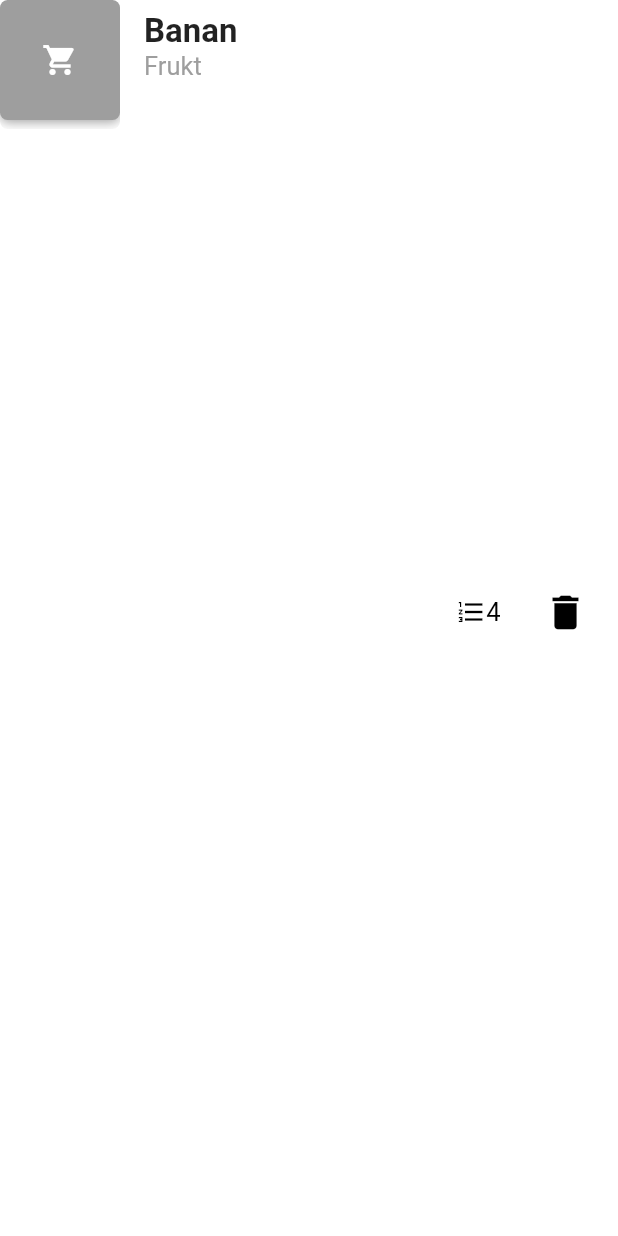
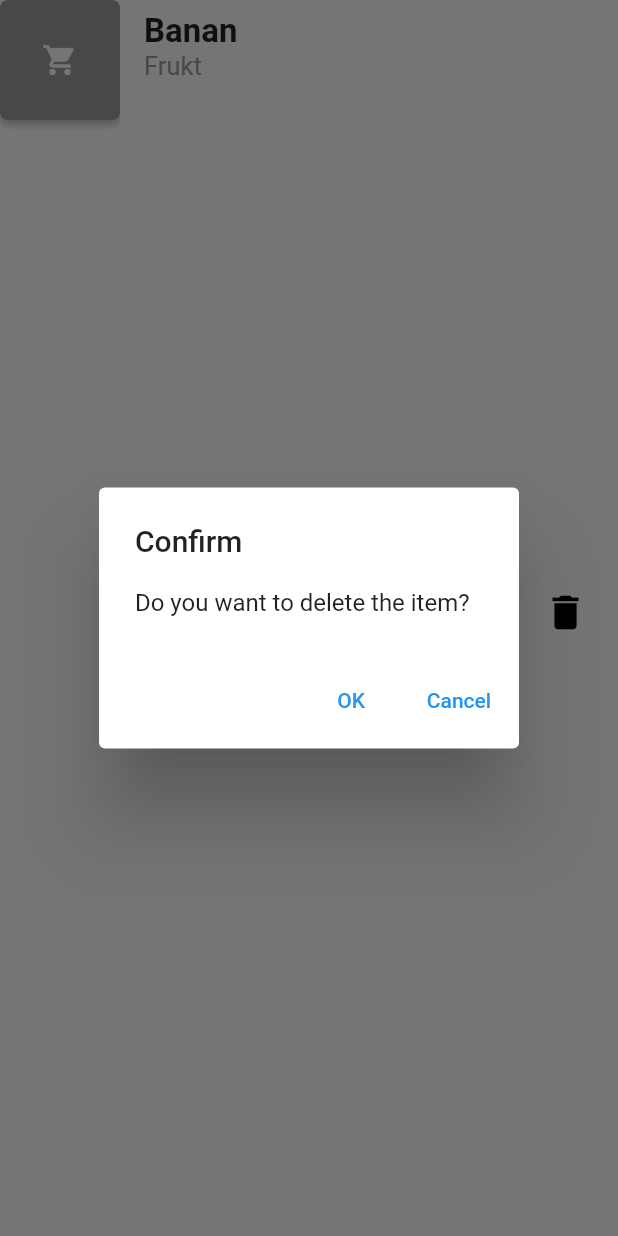
Before and after one commit to clundstrom/secdlc-prototype, a Flutter app: the ListItem widget shown alone on an empty page, opened directly, after a tap on the "delete" icon, on a phone screen of 412 x 824 dp. Run offline on Flutter 3.47's test engine with Material 2 defaults, Android fonts, the phone set to English and light mode, and no system bars; network calls fail.

Commit message:
Add confirmation on delete item

```diff
--- a/frontend/login_app/lib/testPage.dart
+++ b/frontend/login_app/lib/testPage.dart
@@ -95,6 +95,7 @@ class _TestPageState extends State<TestPage> {
                       'Project Info',
                       style: TextStyle(fontSize: 20, color: Colors.grey),
                     ),
+
                   ),
                   Padding(
                     padding: EdgeInsets.only(
@@ -167,7 +168,7 @@ class _TestPageState extends State<TestPage> {
                             padding: const EdgeInsets.all(3.0),
                             decoration: BoxDecoration(
                               border: Border.all(color: Colors.black),
-                              color: Colors.black,
+                              color: Colors.white,
                             ),
                             height: size.height * 0.4,
                             width: 500,
@@ -187,7 +188,7 @@ class _TestPageState extends State<TestPage> {
                                           );
                                         });
                                   } else if (snapshot.hasError) {
-                                    return Text("${snapshot.error}");
+                                    return Text("Error: ${snapshot.error}");
                                   }
                                   return const CircularProgressIndicator();
                                 }),
@@ -199,6 +200,17 @@ class _TestPageState extends State<TestPage> {
                             ),
                             child: ElevatedButton.icon(
                               onPressed: () {
+                                showDialog<String>(
+                                  context: context,
+                                  builder: (BuildContext context) => AlertDialog(
+                                    title: const Text("Item added"),
+                                    actions: <Widget>[
+                                      TextButton(
+                                        onPressed: () => Navigator.pop(context, 'OK'),
+                                        child: const Text('OK')),
+                                    ],
+                                  ),
+                                  );
                                 //lägg till item funktion här
                               },
                               style: ButtonStyle(
@@ -218,6 +230,7 @@ class _TestPageState extends State<TestPage> {
                                 size: 40,
                               ),
                             ),
+
                           )
                         ])
                   ],
@@ -324,7 +337,26 @@ class ListItem extends StatelessWidget {
           InkWell(
             onTap: () {
               //Deletefunktion här
+                showDialog<String>(
+                                  context: context,
+                                  builder: (BuildContext context) => AlertDialog(
+                                    title: const Text("Confirm"),
+                                    content: const Text("Do you want to delete the item?"),
+                                    actions: <Widget>[
+                                      TextButton(
+                                        onPressed: () => Navigator.pop(context, 'OK'),
+                                        child: const Text('OK')
+                                        ),
+                                        TextButton(
+                                        onPressed: () => Navigator.pop(context, 'Cancel'),
+                                        child: const Text('Cancel')
+                                        ),
+                                    ],
+                                  ),
+                                  );
             },
+
+
             child: const Padding(
               padding: EdgeInsets.all(20.0),
               child: Icon(
```
